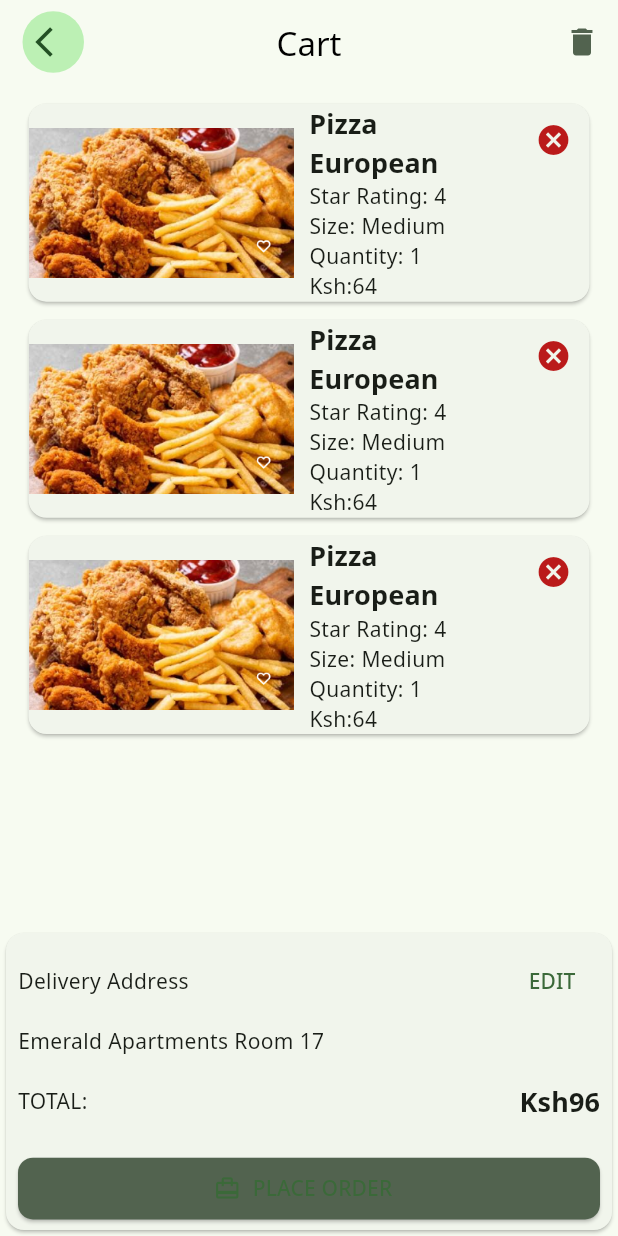
After one commit to J-A-Christopher/MloSaf, a Flutter app: the FirstRoute screen opened by its route, after a tap on an icon or button, on a phone screen of 412 x 824 dp. The commit adds this screen. Run offline on Flutter 3.47's test engine with Material 3 defaults, Android fonts, the phone set to English and light mode, and no system bars; our stand-ins replace badges, flex_color_scheme, go_router, google_fonts.

Commit message:
Cart Page done and dusted

```diff
--- /dev/null
+++ b/lib/common/presentation/cart.dart
@@ -0,0 +1,235 @@
+import 'package:flutter/cupertino.dart';
+import 'package:flutter/material.dart';
+import 'package:go_router/go_router.dart';
+import 'package:mlosafi/common/reusables/title_text.dart';
+
+class CartData extends StatelessWidget {
+  const CartData({super.key});
+
+  @override
+  Widget build(BuildContext context) {
+    final sizedObject = MediaQuery.of(context).size;
+    return Scaffold(
+      appBar: AppBar(
+        title: const Text(
+          'Cart',
+        ),
+        actions: [
+          IconButton(
+              onPressed: () {},
+              icon: Icon(
+                Icons.delete,
+                color: Theme.of(context).colorScheme.secondary,
+              ))
+        ],
+        centerTitle: true,
+        leading: Padding(
+          padding: const EdgeInsets.only(left: 15.0),
+          child: CircleAvatar(
+            child: Center(
+              child: IconButton(
+                  onPressed: () {
+                    context.pop();
+                  },
+                  icon: const Icon(Icons.arrow_back_ios)),
+            ),
+          ),
+        ),
+      ),
+      body: Stack(
+        children: [
+          Padding(
+            padding: const EdgeInsets.only(top: 5.0, left: 15, right: 15),
+            child: ListView(
+              children: [
+                SizedBox(
+                  height: sizedObject.height * 0.005,
+                ),
+                Card(
+                  child: Stack(
+                    children: [
+                      Positioned(
+                          top: 0,
+                          right: 0,
+                          child: IconButton(
+                              onPressed: () {},
+                              icon: const Icon(Icons.cancel),
+                              color: Theme.of(context).colorScheme.error)),
+                      Row(
+                        children: [
+                          Flexible(
+                            flex: 2,
+                            child: Image.asset(
+                              'assets/Save.png',
+                              height: 100,
+                            ),
+                          ),
+                          const SizedBox(
+                            width: 10,
+                          ),
+                          const Flexible(
+                              child: Column(
+                            crossAxisAlignment: CrossAxisAlignment.start,
+                            children: [
+                              TitleText(titleText: 'Pizza European'),
+                              Text('Star Rating: 4'),
+                              Text('Size: Medium'),
+                              Text('Quantity: 1'),
+                              Text('Ksh:64')
+                            ],
+                          ))
+                        ],
+                      ),
+                    ],
+                  ),
+                ),
+                SizedBox(
+                  height: sizedObject.height * 0.005,
+                ),
+                Card(
+                  child: Stack(
+                    children: [
+                      Positioned(
+                          top: 0,
+                          right: 0,
+                          child: IconButton(
+                              onPressed: () {},
+                              icon: const Icon(Icons.cancel),
+                              color: Theme.of(context).colorScheme.error)),
+                      Row(
+                        children: [
+                          Flexible(
+                            flex: 2,
+                            child: Image.asset(
+                              'assets/Save.png',
+                              height: 100,
+                            ),
+                          ),
+                          const SizedBox(
+                            width: 10,
+                          ),
+                          const Flexible(
+                              child: Column(
+                            crossAxisAlignment: CrossAxisAlignment.start,
+                            children: [
+                              TitleText(titleText: 'Pizza European'),
+                              Text('Star Rating: 4'),
+                              Text('Size: Medium'),
+                              Text('Quantity: 1'),
+                              Text('Ksh:64')
+                            ],
+                          ))
+                        ],
+                      ),
+                    ],
+                  ),
+                ),
+                SizedBox(
+                  height: sizedObject.height * 0.005,
+                ),
+                Card(
+                  child: Stack(
+                    children: [
+                      Positioned(
+                          top: 0,
+                          right: 0,
+                          child: IconButton(
+                              onPressed: () {},
+                              icon: const Icon(Icons.cancel),
+                              color: Theme.of(context).colorScheme.error)),
+                      Row(
+                        children: [
+                          Flexible(
+                            flex: 2,
+                            child: Image.asset(
+                              'assets/Save.png',
+                              height: 100,
+                            ),
+                          ),
+                          const SizedBox(
+                            width: 10,
+                          ),
+                          const Flexible(
+                              child: Column(
+                            crossAxisAlignment: CrossAxisAlignment.start,
+                            children: [
+                              TitleText(titleText: 'Pizza European'),
+                              Text('Star Rating: 4'),
+                              Text('Size: Medium'),
+                              Text('Quantity: 1'),
+                              Text('Ksh:64')
+                            ],
+                          ))
+                        ],
+                      ),
+                    ],
+                  ),
+                ),
+              ],
+            ),
+          ),
+          Positioned(
+              bottom: 0,
+              child: SizedBox(
+                width: sizedObject.width,
+                height: sizedObject.height * 0.25,
+                child: Card(
+                  child: Padding(
+                    padding: const EdgeInsets.all(8.0),
+                    child: Column(
+                      crossAxisAlignment: CrossAxisAlignment.start,
+                      children: [
+                        Row(
+                          children: [
+                            const Text('Delivery Address'),
+                            const Spacer(),
+                            TextButton(
+                                onPressed: () {},
+                                child: const Text(
+                                  'EDIT',
+                                ))
+                          ],
+                        ),
+                        SizedBox(
+                          height: sizedObject.height * 0.008,
+                        ),
+                        const Text('Emerald Apartments Room 17'),
+                        SizedBox(
+                          height: sizedObject.height * 0.02,
+                        ),
+                        const Row(
+                          children: [
+                            Text('TOTAL:'),
+                            Spacer(),
+                            TitleText(titleText: 'Ksh96')
+                          ],
+                        ),
+                        SizedBox(
+                          height: sizedObject.height * 0.03,
+                        ),
+                        SizedBox(
+                          width: sizedObject.width,
+                          height: sizedObject.height * 0.05,
+                          child: ElevatedButton.icon(
+                            icon: const Icon(Icons.card_travel),
+                            onPressed: () {},
+                            style: ElevatedButton.styleFrom(
+                              backgroundColor:
+                                  Theme.of(context).colorScheme.secondary,
+                              shape: RoundedRectangleBorder(
+                                borderRadius: BorderRadius.circular(10),
+                              ),
+                            ),
+                            label: const Text('PLACE ORDER'),
+                          ),
+                        ),
+                      ],
+                    ),
+                  ),
+                ),
+              ))
+        ],
+      ),
+    );
+  }
+}
--- a/lib/common/presentation/first_route.dart
+++ b/lib/common/presentation/first_route.dart
@@ -1,7 +1,8 @@
 import 'package:flutter/cupertino.dart';
 import 'package:flutter/material.dart';
-import 'package:flutter/widgets.dart';
+import 'package:go_router/go_router.dart';
 import 'package:mlosafi/common/reusables/title_text.dart';
+import 'package:badges/badges.dart' as badges;
 
 class FirstRoute extends StatefulWidget {
   const FirstRoute({super.key});
@@ -15,8 +16,25 @@ class _FirstRouteState extends State<FirstRoute> {
   @override
   Widget build(BuildContext context) {
     final sizedObject = MediaQuery.of(context).size;
-    return Scaffold(
-      body: Padding(
+    return SafeArea(
+      child: Scaffold(
+        body: Stack(
+          children: [
+            Positioned(
+                top: 6,
+                right: 16.0,
+                child: InkWell(
+                  onTap: () {
+                    context.push('/cart');
+                  },
+                  child: badges.Badge(
+                    badgeContent: const Text('3'),
+                    badgeStyle: badges.BadgeStyle(
+                        badgeColor: Theme.of(context).colorScheme.primary),
+                    child: const Icon(Icons.shopping_cart),
+                  ),
+                )),
+            Padding(
               padding: const EdgeInsets.only(top: 20.0, left: 15, right: 15),
               child: ListView(
                 children: [
@@ -52,7 +70,8 @@ class _FirstRouteState extends State<FirstRoute> {
                   ),
                   Row(
                     children: [
-                const Expanded(child: TitleText(titleText: 'All Categories.')),
+                      const Expanded(
+                          child: TitleText(titleText: 'All Categories.')),
                       const Spacer(),
                       TextButton.icon(
                           onPressed: () {
@@ -72,7 +91,11 @@ class _FirstRouteState extends State<FirstRoute> {
                           scrollDirection: Axis.horizontal,
                           child: Row(
                             children: [
-                        Card(
+                              InkWell(
+                                onTap: () {
+                                  context.push('/food-detail');
+                                },
+                                child: Card(
                                   child: Padding(
                                     padding: const EdgeInsets.all(8.0),
                                     child: Column(
@@ -102,6 +125,7 @@ class _FirstRouteState extends State<FirstRoute> {
                                           ],
                                         )
                                       ],
+                                    ),
                                   ),
                                 ),
                               ),
@@ -409,6 +433,9 @@ class _FirstRouteState extends State<FirstRoute> {
                 ],
               ),
             ),
+          ],
+        ),
+      ),
     );
   }
 }
--- a/lib/common/reusables/title_text.dart
+++ b/lib/common/reusables/title_text.dart
@@ -7,6 +7,9 @@ class TitleText extends StatelessWidget {
   @override
   Widget build(BuildContext context) {
     return Text(titleText,
-        style: Theme.of(context).textTheme.labelLarge?.copyWith(fontSize: 18));
+        style: Theme.of(context)
+            .textTheme
+            .labelLarge
+            ?.copyWith(fontSize: 18, fontWeight: FontWeight.bold));
   }
 }
--- a/lib/common/router/app_router.dart
+++ b/lib/common/router/app_router.dart
@@ -1,5 +1,7 @@
 import 'package:go_router/go_router.dart';
+import 'package:mlosafi/common/presentation/cart.dart';
 import 'package:mlosafi/common/presentation/first_route.dart';
+import 'package:mlosafi/common/presentation/food_detail.dart';
 import 'package:mlosafi/common/presentation/forgot_password.dart';
 import 'package:mlosafi/common/presentation/home_page.dart';
 import 'package:mlosafi/common/presentation/login_screen.dart';
@@ -24,6 +26,9 @@ class AppRouter {
       builder: (context, state) => const SignUpScreen(),
     ),
     GoRoute(
-        path: '/first-route', builder: (context, state) => const FirstRoute())
+        path: '/first-route', builder: (context, state) => const FirstRoute()),
+    GoRoute(
+        path: '/food-detail', builder: (context, state) => const FoodDetail()),
+    GoRoute(path: '/cart', builder: (context, state) => const CartData()),
   ]);
 }
--- a/pubspec.yaml
+++ b/pubspec.yaml
@@ -37,6 +37,7 @@ dependencies:
   cupertino_icons: ^1.0.6
   google_fonts: ^6.2.1
   go_router: ^14.0.2
+  badges: ^3.1.2
 
 dev_dependencies:
   flutter_test:
```
Also changed, not shown: lib/common/presentation/food_detail.dart (added, +121 -0 lines), assets/Save.png (added), pubspec.lock. Lines whose indentation alone changed are shown as unchanged.
